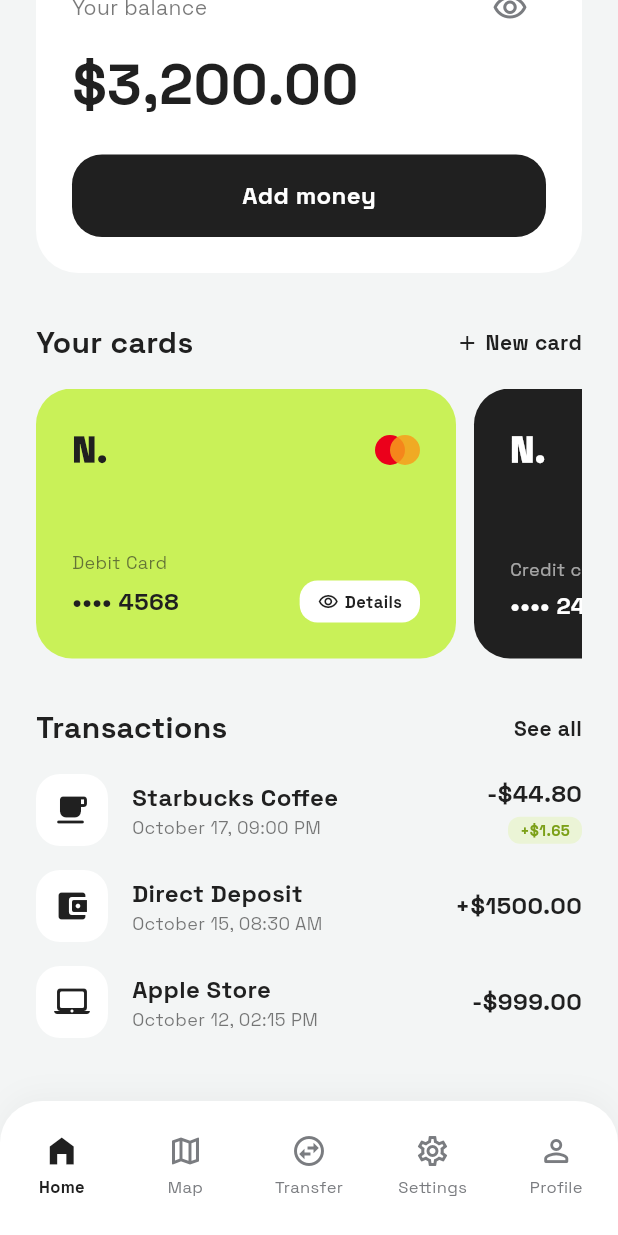
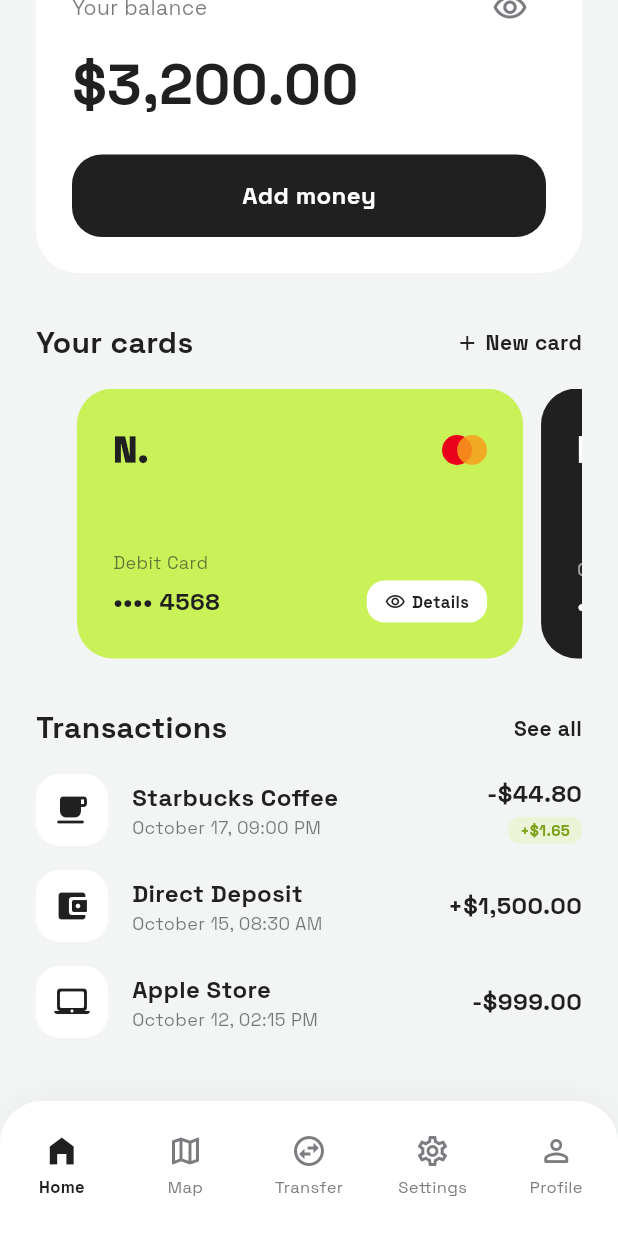
Before and after one commit to mkshaonexe/virtualcard, a Flutter app: the screen it shows after launch, scrolled down 134 dp, on a phone screen of 412 x 824 dp. Run offline on Flutter 3.47's test engine with Material 3 defaults, Android fonts, the phone set to English and light mode, and no system bars; our stand-ins replace google_fonts.

Commit message:
Optimize code structure, hardcode data, and reduce size further

```diff
--- a/lib/main.dart
+++ b/lib/main.dart
@@ -35,37 +35,14 @@ class _HomeScreenState extends State<HomeScreen> {
   double _balance = 3200.00;
   bool _isBalanceVisible = true;
 
-  // Static list of transactions
-  final List<Map<String, dynamic>> _transactions = [
-    {
-      'merchant': 'Starbucks Coffee',
-      'date': 'October 17, 09:00 PM',
-      'amount': -44.80,
-      'cashback': r'+$1.65',
-      'icon': Icons.local_cafe_rounded,
-    },
-    {
-      'merchant': 'Direct Deposit',
-      'date': 'October 15, 08:30 AM',
-      'amount': 1500.00,
-      'icon': Icons.account_balance_wallet_rounded,
-    },
-    {
-      'merchant': 'Apple Store',
-      'date': 'October 12, 02:15 PM',
-      'amount': -999.00,
-      'icon': Icons.laptop_mac_rounded,
-    },
-  ];
-
   @override
   Widget build(BuildContext context) {
     return Scaffold(
       body: Stack(
         children: [
-          // Display current tab content
+          // Body content
           _currentIndex == 0 ? _buildDashboard() : _buildComingSoon(),
-          // Rounded Custom Bottom Navigation Bar
+          // Bottom Navigation Bar
           Positioned(
             left: 0,
             right: 0,
@@ -77,7 +54,7 @@ class _HomeScreenState extends State<HomeScreen> {
     );
   }
 
-  // Main Dashboard / Home Screen
+  // Dashboard Home View
   Widget _buildDashboard() {
     return SafeArea(
       child: SingleChildScrollView(
@@ -86,7 +63,7 @@ class _HomeScreenState extends State<HomeScreen> {
         child: Column(
           crossAxisAlignment: CrossAxisAlignment.start,
           children: [
-            // Greeting & Notification Header
+            // Header Section
             Row(
               mainAxisAlignment: MainAxisAlignment.spaceBetween,
               children: [
@@ -95,11 +72,19 @@ class _HomeScreenState extends State<HomeScreen> {
                   children: [
                     const Text(
                       'Good morning, Terry',
-                      style: TextStyle(fontWeight: FontWeight.bold, fontSize: 18, color: Color(0xFF202020)),
+                      style: TextStyle(
+                        fontWeight: FontWeight.bold,
+                        fontSize: 18,
+                        color: Color(0xFF202020),
+                      ),
                     ),
+                    const SizedBox(height: 2),
                     Text(
                       'Welcome to Neobank',
-                      style: TextStyle(color: const Color(0xFF202020).withOpacity(0.6), fontSize: 14),
+                      style: TextStyle(
+                        color: const Color(0xFF202020).withOpacity(0.6),
+                        fontSize: 14,
+                      ),
                     ),
                   ],
                 ),
@@ -108,7 +93,7 @@ class _HomeScreenState extends State<HomeScreen> {
             ),
             const SizedBox(height: 24),
 
-            // Balance Card
+            // Balance Card with Hide/Show balance
             Container(
               padding: const EdgeInsets.all(24),
               decoration: BoxDecoration(
@@ -123,11 +108,16 @@ class _HomeScreenState extends State<HomeScreen> {
                     children: [
                       Text(
                         'Your balance',
-                        style: TextStyle(color: const Color(0xFF202020).withOpacity(0.6), fontSize: 14),
+                        style: TextStyle(
+                          color: const Color(0xFF202020).withOpacity(0.6),
+                          fontSize: 14,
+                        ),
                       ),
                       IconButton(
                         icon: Icon(
-                          _isBalanceVisible ? Icons.visibility_outlined : Icons.visibility_off_outlined,
+                          _isBalanceVisible
+                              ? Icons.visibility_outlined
+                              : Icons.visibility_off_outlined,
                           color: const Color(0xFF7A7C80),
                         ),
                         onPressed: () => setState(() => _isBalanceVisible = !_isBalanceVisible),
@@ -138,11 +128,28 @@ class _HomeScreenState extends State<HomeScreen> {
                     _isBalanceVisible
                         ? '\$${_balance.toStringAsFixed(2).replaceAllMapped(RegExp(r'(\d{1,3})(?=(\d{3})+(?!\d))'), (m) => '${m[1]},')}'
                         : '\$ ••••••',
-                    style: const TextStyle(fontSize: 38, fontWeight: FontWeight.bold, color: Color(0xFF202020)),
+                    style: const TextStyle(
+                      fontSize: 38,
+                      fontWeight: FontWeight.bold,
+                      color: Color(0xFF202020),
+                    ),
                   ),
                   const SizedBox(height: 20),
+                  // Simple Add money button (adds $100 instantly for demo)
                   GestureDetector(
-                    onTap: _addMoney,
+                    onTap: () {
+                      setState(() {
+                        _balance += 100.00;
+                      });
+                      ScaffoldMessenger.of(context).showSnackBar(
+                        SnackBar(
+                          content: const Text(r'Added $100.00 to your balance!'),
+                          duration: const Duration(seconds: 2),
+                          behavior: SnackBarBehavior.floating,
+                          shape: RoundedRectangleBorder(borderRadius: BorderRadius.circular(12)),
+                        ),
+                      );
+                    },
                     child: Container(
                       width: double.infinity,
                       padding: const EdgeInsets.symmetric(vertical: 16),
@@ -153,7 +160,11 @@ class _HomeScreenState extends State<HomeScreen> {
                       child: const Center(
                         child: Text(
                           'Add money',
-                          style: TextStyle(color: Colors.white, fontSize: 16, fontWeight: FontWeight.bold),
+                          style: TextStyle(
+                            color: Colors.white,
+                            fontSize: 16,
+                            fontWeight: FontWeight.bold,
+                          ),
                         ),
                       ),
                     ),
@@ -163,13 +174,17 @@ class _HomeScreenState extends State<HomeScreen> {
             ),
             const SizedBox(height: 32),
 
-            // Cards section title
+            // Your Cards Header
             Row(
               mainAxisAlignment: MainAxisAlignment.spaceBetween,
               children: [
                 const Text(
                   'Your cards',
-                  style: TextStyle(fontSize: 20, fontWeight: FontWeight.bold, color: Color(0xFF202020)),
+                  style: TextStyle(
+                    fontSize: 20,
+                    fontWeight: FontWeight.bold,
+                    color: Color(0xFF202020),
+                  ),
                 ),
                 GestureDetector(
                   onTap: () {},
@@ -177,7 +192,13 @@ class _HomeScreenState extends State<HomeScreen> {
                     children: [
                       Icon(Icons.add, size: 16, color: Color(0xFF202020)),
                       SizedBox(width: 4),
-                      Text('New card', style: TextStyle(fontWeight: FontWeight.bold, color: Color(0xFF202020))),
+                      Text(
+                        'New card',
+                        style: TextStyle(
+                          fontWeight: FontWeight.bold,
+                          color: Color(0xFF202020),
+                        ),
+                      ),
                     ],
                   ),
                 ),
@@ -185,17 +206,33 @@ class _HomeScreenState extends State<HomeScreen> {
             ),
             const SizedBox(height: 16),
 
-            // Swipable cards list using a simple Row inside SingleChildScrollView
-            SingleChildScrollView(
-              scrollDirection: Axis.horizontal,
-              physics: const BouncingScrollPhysics(),
-              child: Row(
+            // Swipable Card Carousel (PageView containing hardcoded cards)
+            SizedBox(
+              height: 180,
+              child: PageView(
+                controller: PageController(viewportFraction: 0.85),
                 children: [
-                  _buildCard('4568', 'Debit Card', const Color(0xFFC9F158), true),
-                  const SizedBox(width: 12),
-                  _buildCard('2478', 'Credit card', const Color(0xFF202020), false),
-                  const SizedBox(width: 12),
-                  _buildCard('9012', 'Bank Account', const Color(0xFFE2E4E8), false),
+                  // Neon Lime Debit Card
+                  _buildCard(
+                    color: const Color(0xFFC9F158),
+                    type: 'Debit Card',
+                    number: '4568',
+                    isNeon: true,
+                  ),
+                  // Dark Charcoal Credit Card
+                  _buildCard(
+                    color: const Color(0xFF202020),
+                    type: 'Credit card',
+                    number: '2478',
+                    isNeon: false,
+                  ),
+                  // Light Gray Bank Account Card
+                  _buildCard(
+                    color: const Color(0xFFE2E4E8),
+                    type: 'Bank Account',
+                    number: '9012',
+                    isNeon: false,
+                  ),
                 ],
               ),
             ),
@@ -207,71 +244,45 @@ class _HomeScreenState extends State<HomeScreen> {
               children: [
                 const Text(
                   'Transactions',
-                  style: TextStyle(fontSize: 20, fontWeight: FontWeight.bold, color: Color(0xFF202020)),
+                  style: TextStyle(
+                    fontSize: 20,
+                    fontWeight: FontWeight.bold,
+                    color: Color(0xFF202020),
+                  ),
                 ),
                 GestureDetector(
                   onTap: () {},
-                  child: const Text('See all', style: TextStyle(fontWeight: FontWeight.bold, color: Color(0xFF202020))),
+                  child: const Text(
+                    'See all',
+                    style: TextStyle(
+                      fontWeight: FontWeight.bold,
+                      color: Color(0xFF202020),
+                    ),
+                  ),
                 ),
               ],
             ),
             const SizedBox(height: 16),
 
-            // List of Transactions using simple Column and loops
-            Column(
-              children: [
-                for (var tx in _transactions)
-                  Padding(
-                    padding: const EdgeInsets.only(bottom: 16),
-                    child: Row(
-                      children: [
-                        Container(
-                          padding: const EdgeInsets.all(12),
-                          decoration: BoxDecoration(color: Colors.white, borderRadius: BorderRadius.circular(16)),
-                          child: Icon(tx['icon'] as IconData, color: const Color(0xFF202020), size: 24),
-                        ),
-                        const SizedBox(width: 16),
-                        Expanded(
-                          child: Column(
-                            crossAxisAlignment: CrossAxisAlignment.start,
-                            children: [
-                              Text(
-                                tx['merchant'] as String,
-                                style: const TextStyle(fontWeight: FontWeight.bold, fontSize: 16, color: Color(0xFF202020)),
-                              ),
-                              Text(
-                                tx['date'] as String,
-                                style: TextStyle(color: const Color(0xFF202020).withOpacity(0.6), fontSize: 12),
-                              ),
-                            ],
-                          ),
-                        ),
-                        Column(
-                          crossAxisAlignment: CrossAxisAlignment.end,
-                          children: [
-                            Text(
-                              '${(tx['amount'] as double) < 0 ? '-' : '+'}\$${(tx['amount'] as double).abs().toStringAsFixed(2)}',
-                              style: const TextStyle(fontWeight: FontWeight.bold, fontSize: 16, color: Color(0xFF202020)),
-                            ),
-                            if (tx['cashback'] != null)
-                              Container(
-                                margin: const EdgeInsets.only(top: 4),
-                                padding: const EdgeInsets.symmetric(horizontal: 8, vertical: 2),
-                                decoration: BoxDecoration(
-                                  color: const Color(0xFFC9F158).withOpacity(0.2),
-                                  borderRadius: BorderRadius.circular(8),
-                                ),
-                                child: Text(
-                                  tx['cashback'] as String,
-                                  style: const TextStyle(color: Color(0xFF7CA018), fontWeight: FontWeight.bold, fontSize: 10),
-                                ),
-                              ),
-                          ],
-                        ),
-                      ],
-                    ),
-                  ),
-              ],
+            // Hardcoded Transactions list (simple & straight-forward)
+            _buildTransactionRow(
+              merchant: 'Starbucks Coffee',
+              date: 'October 17, 09:00 PM',
+              amount: '-\$44.80',
+              cashback: '+\$1.65',
+              icon: Icons.local_cafe_rounded,
+            ),
+            _buildTransactionRow(
+              merchant: 'Direct Deposit',
+              date: 'October 15, 08:30 AM',
+              amount: '+\$1,500.00',
+              icon: Icons.account_balance_wallet_rounded,
+            ),
+            _buildTransactionRow(
+              merchant: 'Apple Store',
+              date: 'October 12, 02:15 PM',
+              amount: '-\$999.00',
+              icon: Icons.laptop_mac_rounded,
             ),
             const SizedBox(height: 100),
           ],
@@ -280,12 +291,16 @@ class _HomeScreenState extends State<HomeScreen> {
     );
   }
 
-  // Helper widget to build a Card item
-  Widget _buildCard(String number, String type, Color color, bool isNeon) {
+  // Card UI helper
+  Widget _buildCard({
+    required Color color,
+    required String type,
+    required String number,
+    required bool isNeon,
+  }) {
     final textColor = isNeon ? const Color(0xFF202020) : Colors.white;
     return Container(
-      width: 280,
-      height: 180,
+      margin: const EdgeInsets.only(right: 12),
       padding: const EdgeInsets.all(24),
       decoration: BoxDecoration(
         color: color,
@@ -298,31 +313,58 @@ class _HomeScreenState extends State<HomeScreen> {
           Row(
             mainAxisAlignment: MainAxisAlignment.spaceBetween,
             children: [
-              Text('N.', style: TextStyle(color: textColor, fontSize: 24, fontWeight: FontWeight.w900)),
+              Text(
+                'N.',
+                style: TextStyle(
+                  color: textColor,
+                  fontSize: 24,
+                  fontWeight: FontWeight.w900,
+                ),
+              ),
               _buildMastercardLogo(),
             ],
           ),
           Column(
             crossAxisAlignment: CrossAxisAlignment.start,
             children: [
-              Text(type, style: TextStyle(color: textColor.withOpacity(0.6), fontSize: 12)),
+              Text(
+                type,
+                style: TextStyle(
+                  color: textColor.withOpacity(0.6),
+                  fontSize: 12,
+                ),
+              ),
               const SizedBox(height: 4),
               Row(
                 mainAxisAlignment: MainAxisAlignment.spaceBetween,
                 children: [
                   Text(
                     '•••• $number',
-                    style: TextStyle(color: textColor, fontSize: 16, fontWeight: FontWeight.bold),
+                    style: TextStyle(
+                      color: textColor,
+                      fontSize: 16,
+                      fontWeight: FontWeight.bold,
+                    ),
                   ),
                   if (isNeon)
                     Container(
                       padding: const EdgeInsets.symmetric(horizontal: 12, vertical: 6),
-                      decoration: BoxDecoration(color: Colors.white, borderRadius: BorderRadius.circular(12)),
+                      decoration: BoxDecoration(
+                        color: Colors.white,
+                        borderRadius: BorderRadius.circular(12),
+                      ),
                       child: const Row(
                         children: [
                           Icon(Icons.remove_red_eye_outlined, size: 14, color: Color(0xFF202020)),
                           SizedBox(width: 4),
-                          Text('Details', style: TextStyle(color: Color(0xFF202020), fontSize: 11, fontWeight: FontWeight.bold)),
+                          Text(
+                            'Details',
+                            style: TextStyle(
+                              color: Color(0xFF202020),
+                              fontSize: 11,
+                              fontWeight: FontWeight.bold,
+                            ),
+                          ),
                         ],
                       ),
                     ),
@@ -335,7 +377,85 @@ class _HomeScreenState extends State<HomeScreen> {
     );
   }
 
-  // Custom Navigation Bar Widget
+  // Transaction Row UI helper
+  Widget _buildTransactionRow({
+    required String merchant,
+    required String date,
+    required String amount,
+    String? cashback,
+    required IconData icon,
+  }) {
+    return Padding(
+      padding: const EdgeInsets.only(bottom: 16),
+      child: Row(
+        children: [
+          Container(
+            padding: const EdgeInsets.all(12),
+            decoration: BoxDecoration(
+              color: Colors.white,
+              borderRadius: BorderRadius.circular(16),
+            ),
+            child: Icon(icon, color: const Color(0xFF202020), size: 24),
+          ),
+          const SizedBox(width: 16),
+          Expanded(
+            child: Column(
+              crossAxisAlignment: CrossAxisAlignment.start,
+              children: [
+                Text(
+                  merchant,
+                  style: const TextStyle(
+                    fontWeight: FontWeight.bold,
+                    fontSize: 16,
+                    color: Color(0xFF202020),
+                  ),
+                ),
+                Text(
+                  date,
+                  style: TextStyle(
+                    color: const Color(0xFF202020).withOpacity(0.6),
+                    fontSize: 12,
+                  ),
+                ),
+              ],
+            ),
+          ),
+          Column(
+            crossAxisAlignment: CrossAxisAlignment.end,
+            children: [
+              Text(
+                amount,
+                style: const TextStyle(
+                  fontWeight: FontWeight.bold,
+                  fontSize: 16,
+                  color: Color(0xFF202020),
+                ),
+              ),
+              if (cashback != null)
+                Container(
+                  margin: const EdgeInsets.only(top: 4),
+                  padding: const EdgeInsets.symmetric(horizontal: 8, vertical: 2),
+                  decoration: BoxDecoration(
+                    color: const Color(0xFFC9F158).withOpacity(0.2),
+                    borderRadius: BorderRadius.circular(8),
+                  ),
+                  child: Text(
+                    cashback,
+                    style: const TextStyle(
+                      color: Color(0xFF7CA018),
+                      fontWeight: FontWeight.bold,
+                      fontSize: 10,
+                    ),
+                  ),
+                ),
+            ],
+          ),
+        ],
+      ),
+    );
+  }
+
+  // Floating Custom Navigation Bar
   Widget _buildBottomNav() {
     return Container(
       height: 90,
@@ -390,7 +510,7 @@ class _HomeScreenState extends State<HomeScreen> {
     );
   }
 
-  // Simplified Coming Soon View
+  // Generic Coming Soon Screen
   Widget _buildComingSoon() {
     final names = {1: 'Map View', 2: 'Transfer', 3: 'Settings', 4: 'Profile'};
     return Center(
@@ -400,13 +520,23 @@ class _HomeScreenState extends State<HomeScreen> {
         decoration: BoxDecoration(
           color: Colors.white,
           borderRadius: BorderRadius.circular(24),
+          boxShadow: [
+            BoxShadow(
+              color: const Color(0xFF202020).withOpacity(0.05),
+              blurRadius: 20,
+              offset: const Offset(0, 8),
+            ),
+          ],
         ),
         child: Column(
           mainAxisSize: MainAxisSize.min,
           children: [
             const Icon(Icons.hourglass_empty_rounded, color: Color(0xFF202020), size: 48),
             const SizedBox(height: 16),
-            Text(names[_currentIndex] ?? '', style: const TextStyle(fontSize: 20, fontWeight: FontWeight.bold)),
+            Text(
+              names[_currentIndex] ?? '',
+              style: const TextStyle(fontSize: 20, fontWeight: FontWeight.bold),
+            ),
             const SizedBox(height: 8),
             const Text('Coming Soon', style: TextStyle(color: Colors.grey)),
             const SizedBox(height: 24),
@@ -424,28 +554,7 @@ class _HomeScreenState extends State<HomeScreen> {
     );
   }
 
-  // Simple Add Money execution (instantly adds $100 for demonstration)
-  void _addMoney() {
-    setState(() {
-      _balance += 100.00;
-      _transactions.insert(0, {
-        'merchant': 'Deposit via Card',
-        'date': 'Just now',
-        'amount': 100.00,
-        'icon': Icons.add_circle_outline_rounded,
-      });
-    });
-    ScaffoldMessenger.of(context).showSnackBar(
-      SnackBar(
-        content: const Text('Successfully added \$100.00 to Neobank balance!'),
-        behavior: SnackBarBehavior.floating,
-        shape: RoundedRectangleBorder(borderRadius: BorderRadius.circular(12)),
-        backgroundColor: const Color(0xFF202020),
-      ),
-    );
-  }
-
-  // Simple Notification bell design helper
+  // Custom UI elements: Notification Bell
   Widget _buildNotificationBell() {
     return Stack(
       children: [
@@ -456,7 +565,11 @@ class _HomeScreenState extends State<HomeScreen> {
             borderRadius: BorderRadius.circular(16),
             border: Border.all(color: const Color(0xFFE2E4E8), width: 1.5),
           ),
-          child: const Icon(Icons.notifications_none_rounded, color: Color(0xFF202020), size: 24),
+          child: const Icon(
+            Icons.notifications_none_rounded,
+            color: Color(0xFF202020),
+            size: 24,
+          ),
         ),
         Positioned(
           top: 4,
@@ -475,14 +588,21 @@ class _HomeScreenState extends State<HomeScreen> {
     );
   }
 
-  // Mastercard mini-logo drawer helper
+  // Overlapping circles for MasterCard logo
   Widget _buildMastercardLogo() {
     return SizedBox(
       width: 30,
       height: 20,
       child: Stack(
         children: [
-          Container(width: 20, height: 20, decoration: const BoxDecoration(color: Color(0xFFEB001B), shape: BoxShape.circle)),
+          Container(
+            width: 20,
+            height: 20,
+            decoration: const BoxDecoration(
+              color: Color(0xFFEB001B),
+              shape: BoxShape.circle,
+            ),
+          ),
           Positioned(
             left: 10,
             child: Container(
```
